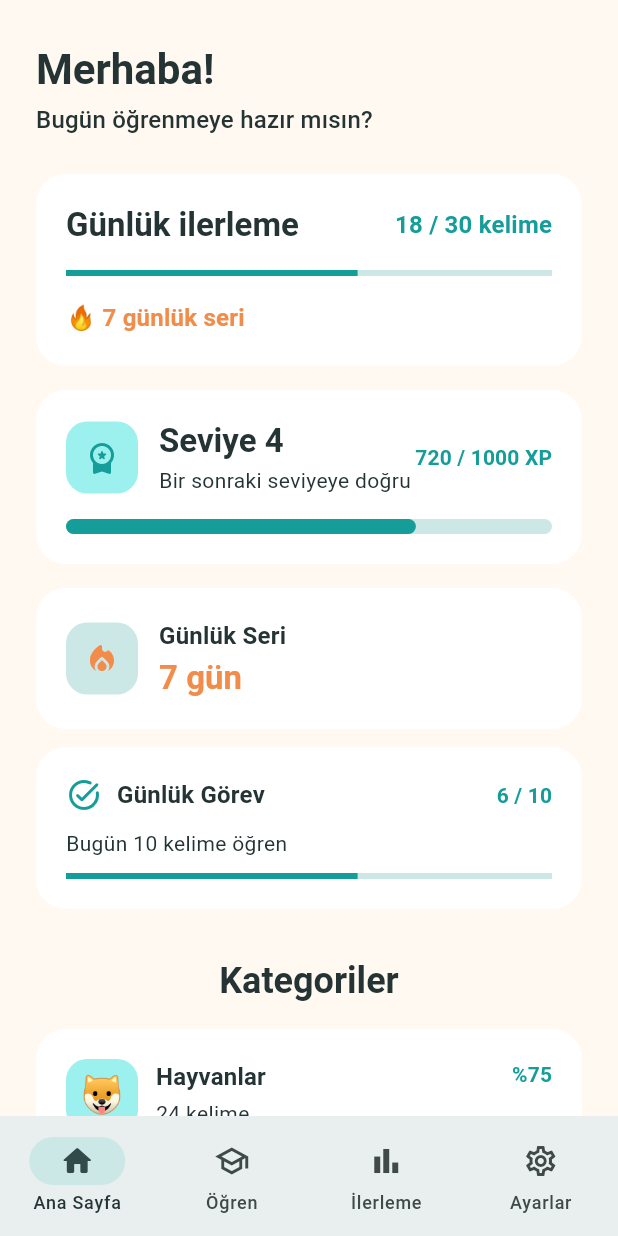
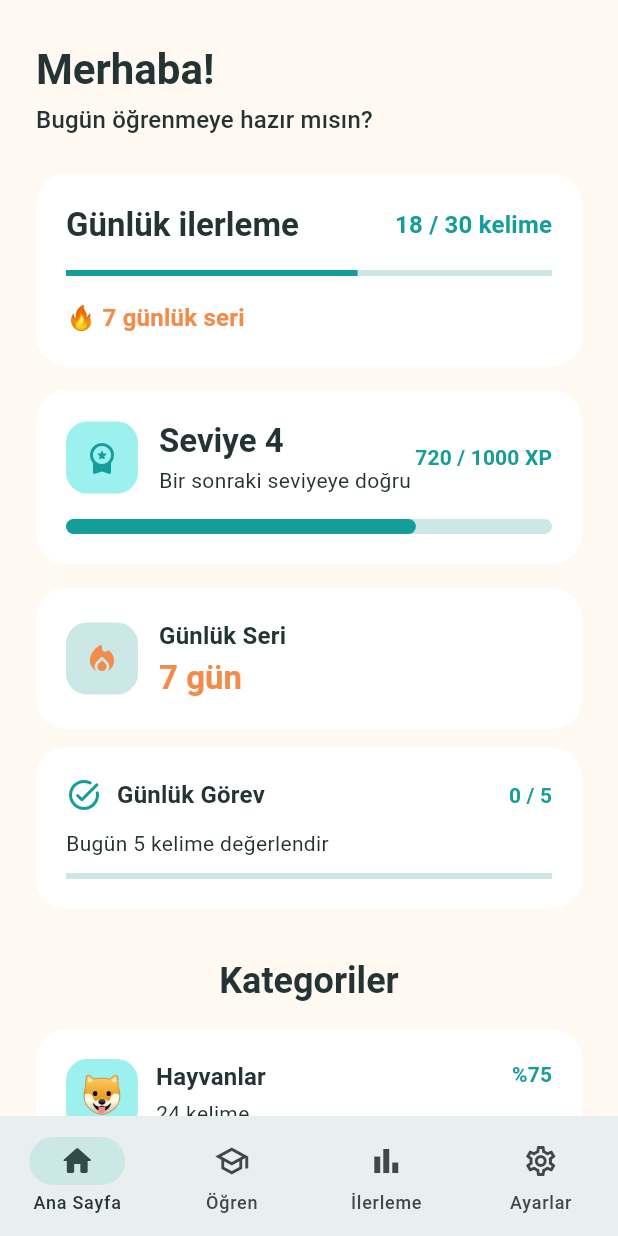
Before and after one commit to veles1010/kelimo, a Flutter app: the screen it shows after launch, on a phone screen of 412 x 824 dp. Run offline on Flutter 3.47's test engine with Material 3 defaults, Android fonts, the phone set to English and light mode, and no system bars; our stand-ins replace flutter_tts.

Commit message:
Add in-memory daily streak tracking

```diff
--- a/lib/main.dart
+++ b/lib/main.dart
@@ -1,13 +1,27 @@
 import 'package:flutter/material.dart';
 import 'package:kelimo/screens/home_screen.dart';
+import 'package:kelimo/services/streak_service.dart';
 import 'package:kelimo/theme/app_theme.dart';
 
 void main() {
   runApp(const KelimoApp());
 }
 
-class KelimoApp extends StatelessWidget {
+class KelimoApp extends StatefulWidget {
   const KelimoApp({super.key});
+
+  @override
+  State<KelimoApp> createState() => _KelimoAppState();
+}
+
+class _KelimoAppState extends State<KelimoApp> {
+  final StreakService _streakService = StreakService();
+
+  @override
+  void dispose() {
+    _streakService.dispose();
+    super.dispose();
+  }
 
   @override
   Widget build(BuildContext context) {
@@ -18,7 +32,7 @@ class KelimoApp extends StatelessWidget {
       theme: AppTheme.light,
       darkTheme: AppTheme.dark,
       themeMode: ThemeMode.system,
-      home: const HomeScreen(),
+      home: HomeScreen(streakService: _streakService),
     );
   }
 }
--- a/lib/screens/home_screen.dart
+++ b/lib/screens/home_screen.dart
@@ -1,9 +1,12 @@
 import 'package:flutter/material.dart';
 import 'package:kelimo/screens/animals_category_screen.dart';
+import 'package:kelimo/services/streak_service.dart';
 import 'package:kelimo/theme/app_theme.dart';
 
 class HomeScreen extends StatelessWidget {
-  const HomeScreen({super.key});
+  const HomeScreen({required this.streakService, super.key});
+
+  final StreakService streakService;
 
   @override
   Widget build(BuildContext context) {
@@ -22,7 +25,7 @@ class HomeScreen extends StatelessWidget {
                     child: Center(
                       child: ConstrainedBox(
                         constraints: const BoxConstraints(maxWidth: 960),
-                        child: const _HeaderAndProgress(),
+                        child: _HeaderAndProgress(streakService: streakService),
                       ),
                     ),
                   ),
@@ -73,8 +76,9 @@ class HomeScreen extends StatelessWidget {
                               onTap: () {
                                 Navigator.of(context).push(
                                   MaterialPageRoute<void>(
-                                    builder: (_) =>
-                                        const AnimalsCategoryScreen(),
+                                    builder: (_) => AnimalsCategoryScreen(
+                                      streakService: streakService,
+                                    ),
                                   ),
                                 );
                               },
@@ -150,13 +154,17 @@ class HomeScreen extends StatelessWidget {
 }
 
 class _HeaderAndProgress extends StatelessWidget {
-  const _HeaderAndProgress();
+  const _HeaderAndProgress({required this.streakService});
+
+  final StreakService streakService;
 
   @override
   Widget build(BuildContext context) {
     final textTheme = Theme.of(context).textTheme;
 
-    return Column(
+    return AnimatedBuilder(
+      animation: streakService,
+      builder: (context, child) => Column(
         crossAxisAlignment: CrossAxisAlignment.start,
         children: [
           Text(
@@ -168,12 +176,13 @@ class _HeaderAndProgress extends StatelessWidget {
           const SizedBox(height: 4),
           Text('Bugün öğrenmeye hazır mısın?', style: textTheme.titleMedium),
           const SizedBox(height: 24),
-        const _DailyProgressCard(),
+          _DailyProgressCard(currentStreak: streakService.currentStreak),
           const SizedBox(height: 16),
           const _LevelCard(),
           const SizedBox(height: 16),
-        const _DailyOverviewCards(),
+          _DailyOverviewCards(streakService: streakService),
         ],
+      ),
     );
   }
 }
@@ -246,7 +255,9 @@ class _LevelCard extends StatelessWidget {
 }
 
 class _DailyOverviewCards extends StatelessWidget {
-  const _DailyOverviewCards();
+  const _DailyOverviewCards({required this.streakService});
+
+  final StreakService streakService;
 
   @override
   Widget build(BuildContext context) {
@@ -261,8 +272,20 @@ class _DailyOverviewCards extends StatelessWidget {
           spacing: 12,
           runSpacing: 12,
           children: [
-            SizedBox(width: cardWidth, child: const _DailyStreakCard()),
-            SizedBox(width: cardWidth, child: const _DailyTaskCard()),
+            SizedBox(
+              width: cardWidth,
+              child: _DailyStreakCard(
+                currentStreak: streakService.currentStreak,
+              ),
+            ),
+            SizedBox(
+              width: cardWidth,
+              child: _DailyTaskCard(
+                todayCount: streakService.todayCount,
+                dailyGoal: streakService.dailyGoal,
+                isCompleted: streakService.isTodayCompleted,
+              ),
+            ),
           ],
         );
       },
@@ -271,7 +294,9 @@ class _DailyOverviewCards extends StatelessWidget {
 }
 
 class _DailyStreakCard extends StatelessWidget {
-  const _DailyStreakCard();
+  const _DailyStreakCard({required this.currentStreak});
+
+  final int currentStreak;
 
   @override
   Widget build(BuildContext context) {
@@ -308,7 +333,7 @@ class _DailyStreakCard extends StatelessWidget {
                   ),
                   const SizedBox(height: 2),
                   Text(
-                    '7 gün',
+                    '$currentStreak gün',
                     style: textTheme.titleLarge?.copyWith(
                       color: colorScheme.secondary,
                       fontWeight: FontWeight.bold,
@@ -325,7 +350,15 @@ class _DailyStreakCard extends StatelessWidget {
 }
 
 class _DailyTaskCard extends StatelessWidget {
-  const _DailyTaskCard();
+  const _DailyTaskCard({
+    required this.todayCount,
+    required this.dailyGoal,
+    required this.isCompleted,
+  });
+
+  final int todayCount;
+  final int dailyGoal;
+  final bool isCompleted;
 
   @override
   Widget build(BuildContext context) {
@@ -351,7 +384,7 @@ class _DailyTaskCard extends StatelessWidget {
                   ),
                 ),
                 Text(
-                  '6 / 10',
+                  '$todayCount / $dailyGoal',
                   style: textTheme.labelLarge?.copyWith(
                     color: colorScheme.primary,
                     fontWeight: FontWeight.bold,
@@ -360,9 +393,15 @@ class _DailyTaskCard extends StatelessWidget {
               ],
             ),
             const SizedBox(height: 10),
-            const Text('Bugün 10 kelime öğren'),
+            Text(
+              isCompleted
+                  ? 'Günlük hedef tamamlandı'
+                  : 'Bugün $dailyGoal kelime değerlendir',
+            ),
             const SizedBox(height: 10),
-            const LinearProgressIndicator(value: 0.60),
+            LinearProgressIndicator(
+              value: (todayCount / dailyGoal).clamp(0.0, 1.0),
+            ),
           ],
         ),
       ),
@@ -371,7 +410,9 @@ class _DailyTaskCard extends StatelessWidget {
 }
 
 class _DailyProgressCard extends StatelessWidget {
-  const _DailyProgressCard();
+  const _DailyProgressCard({required this.currentStreak});
+
+  final int currentStreak;
 
   @override
   Widget build(BuildContext context) {
@@ -407,7 +448,7 @@ class _DailyProgressCard extends StatelessWidget {
             const LinearProgressIndicator(value: 0.60),
             const SizedBox(height: 16),
             Text(
-              '🔥 7 günlük seri',
+              '🔥 $currentStreak günlük seri',
               style: textTheme.titleMedium?.copyWith(
                 color: colorScheme.secondary,
                 fontWeight: FontWeight.w600,
--- /dev/null
+++ b/lib/services/streak_service.dart
@@ -0,0 +1,34 @@
+import 'dart:math' as math;
+
+import 'package:flutter/foundation.dart';
+
+class StreakService extends ChangeNotifier {
+  StreakService({this.dailyGoal = 5, int initialStreak = 7})
+    : assert(dailyGoal > 0),
+      _currentStreak = initialStreak;
+
+  final int dailyGoal;
+
+  int _todayCount = 0;
+  int _currentStreak;
+  bool _isTodayCompleted = false;
+
+  int get todayCount => _todayCount;
+  int get currentStreak => _currentStreak;
+  bool get isTodayCompleted => _isTodayCompleted;
+  int get remainingForToday => math.max(0, dailyGoal - _todayCount);
+
+  bool recordEvaluation() {
+    _todayCount++;
+    var justCompleted = false;
+
+    if (!_isTodayCompleted && _todayCount >= dailyGoal) {
+      _isTodayCompleted = true;
+      _currentStreak++;
+      justCompleted = true;
+    }
+
+    notifyListeners();
+    return justCompleted;
+  }
+}
```
Also changed, not shown: lib/screens/animals_category_screen.dart (+6 -2 lines), lib/screens/word_card_screen.dart (+20 -1 lines), 1 other file. Lines whose indentation alone changed are shown as unchanged.
